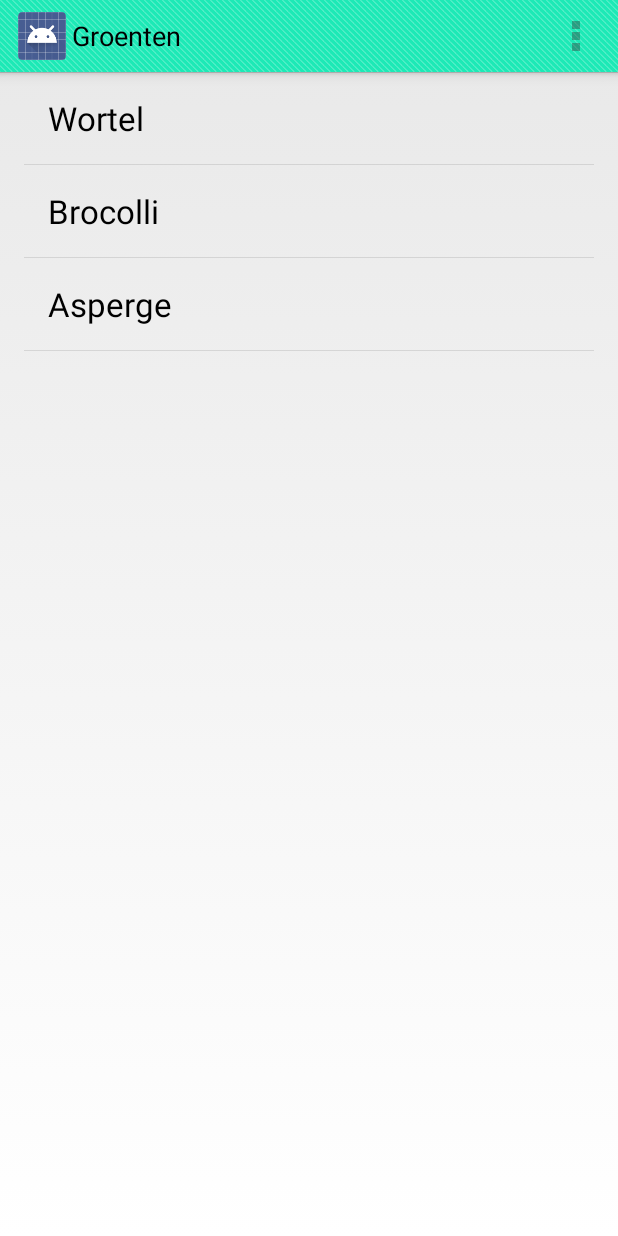
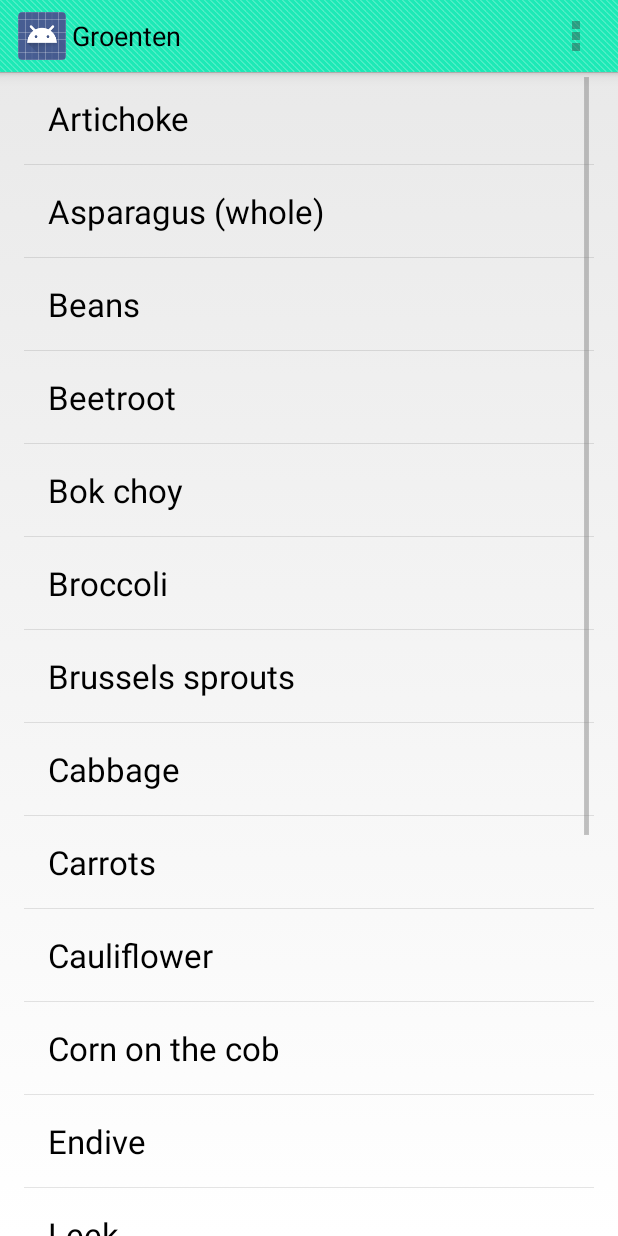
Before and after one commit to TomDoes/Kooktijden, an Android app: the screen it shows after launch (VegetableActivity), in the options menu, after a tap on "Instellingen", on a phone screen of 412 x 824 dp. Run offline under Robolectric (Android 15) with nearby library versions, the phone set to English and light mode, and no system bars.

Commit message:
Updated DB scheme to handle english and dutch + added vegetables + cooking times

```diff
--- a/app/src/main/java/com/tomdoesburg/kooktijden/MainActivity.java
+++ b/app/src/main/java/com/tomdoesburg/kooktijden/MainActivity.java
@@ -56,9 +56,25 @@ public class MainActivity extends FragmentActivity {
             //TODO work with db versions
 
             Log.d("database", "adding stuff to the db");
-            db.addVegetable(new Vegetable("Wortel", 600, "Een wortel is oranje en heel gezond!"));
-            db.addVegetable(new Vegetable("Brocolli", 300, "Een brocolli is groen en heel gezond!"));
-            db.addVegetable(new Vegetable("Asperge", 300, "Een asperge is wit en heel gezond!"));
+            db.addVegetable(new Vegetable("Artichoke", "Artisjok", 25, 25, "", ""));
+            db.addVegetable(new Vegetable("Asparagus (whole)", "Asperges (heel)", 15, 15, "", ""));
+            db.addVegetable(new Vegetable("Beans", "Sperziebonen", 8, 8, "", ""));
+            db.addVegetable(new Vegetable("Beetroot", "Bieten", 40, 60, "", ""));
+            db.addVegetable(new Vegetable("Bok choy", "Paksoi / Chinese kool", 10, 10, "", ""));
+            db.addVegetable(new Vegetable("Broccoli", "Broccoli", 8, 8, "", ""));
+            db.addVegetable(new Vegetable("Brussels sprouts", "Spruitjes", 10, 10, "", ""));
+            db.addVegetable(new Vegetable("Cabbage", "Witte kool", 10, 15, "", ""));
+            db.addVegetable(new Vegetable("Carrots", "Wortels", 10, 10, "", ""));
+            db.addVegetable(new Vegetable("Cauliflower", "Bloemkool", 12, 12, "", ""));
+            db.addVegetable(new Vegetable("Corn on the cob", "Maiskolf", 20, 20, "", ""));
+            db.addVegetable(new Vegetable("Endive", "Witlof", 12, 15, "", ""));
+            db.addVegetable(new Vegetable("Leek", "Prei", 15, 15, "", ""));
+            db.addVegetable(new Vegetable("Peas", "Erwten", 5, 5, "", ""));
+            db.addVegetable(new Vegetable("Potatoes (halves)", "Aardappelen (halven)", 10, 15, "", ""));
+            db.addVegetable(new Vegetable("Potatoes (whole)", "Aardappelen (heel)", 15, 20, "", ""));
+            db.addVegetable(new Vegetable("Red cabbage (shredded)", "Rodekool (gesneden)", 15, 20, "", ""));
+            db.addVegetable(new Vegetable("Spinach", "Spinazie", 4, 5, "", ""));
+            db.addVegetable(new Vegetable("Sweet potatoes (whole)", "Zoete aardappelen (heel)", 20, 20, "", ""));
 
             SharedPreferences.Editor editor = sharedPrefs.edit();
             editor.putBoolean("databaseLoaded", true);
--- a/app/src/main/java/com/tomdoesburg/kooktijden/vegetables/VegetableDetailFragment.java
+++ b/app/src/main/java/com/tomdoesburg/kooktijden/vegetables/VegetableDetailFragment.java
@@ -52,7 +52,11 @@ public class VegetableDetailFragment extends Fragment {
         View rootView = inflater.inflate(R.layout.fragment_vegetable_detail, container, false);
 
         if (vegetable != null) {
-            ((TextView) rootView.findViewById(R.id.vegetable_detail)).setText(vegetable.getDescription());
+            if(vegetable.getCookingTimeMin() == vegetable.getCookingTimeMax()) {
+                ((TextView) rootView.findViewById(R.id.vegetable_detail)).setText("Cooking time: " + vegetable.getCookingTimeMin() + " min.");
+            } else {
+                ((TextView) rootView.findViewById(R.id.vegetable_detail)).setText("Cooking time: " + vegetable.getCookingTimeMin() + "-" + vegetable.getCookingTimeMax() + " min.");
+            }
         }
 
         return rootView;
--- a/app/src/main/java/com/tomdoesburg/kooktijden/vegetables/VegetableListFragment.java
+++ b/app/src/main/java/com/tomdoesburg/kooktijden/vegetables/VegetableListFragment.java
@@ -82,7 +82,7 @@ public class VegetableListFragment extends ListFragment {
         List<Vegetable> vegetables = db.getAllVegetables();
 
         for (Vegetable v : vegetables) {
-            vegetableListItemList.add(new VegetableListItem(v.getName(), v.getId()));
+            vegetableListItemList.add(new VegetableListItem(v.getNameEN(), v.getId()));
         }
 
         setListAdapter(new VegetableListAdapter(getActivity(), vegetableListItemList));
--- a/app/src/main/java/com/tomdoesburg/model/Vegetable.java
+++ b/app/src/main/java/com/tomdoesburg/model/Vegetable.java
@@ -5,16 +5,24 @@ package com.tomdoesburg.model;
  */
 public class Vegetable {
     private int id;
-    private String name;
-    private int cookingTime; //cooking time in seconds
-    private String description;
+    private String nameEN;
+    private String nameNL;
+    private int cookingTimeMin;
+    private int cookingTimeMax;
+    private String descriptionEN;
+    private String descriptionNL;
 
-    public Vegetable(){}
+    public Vegetable() {
 
-    public Vegetable(String name, int cookingTime, String description) {
-        this.name = name;
-        this.cookingTime = cookingTime;
-        this.description = description;
+    }
+
+    public Vegetable(String nameEN, String nameNL, int cookingTimeMin, int cookingTimeMax, String descriptionEN, String descriptionNL) {
+        this.nameEN = nameEN;
+        this.nameNL = nameNL;
+        this.cookingTimeMin = cookingTimeMin;
+        this.cookingTimeMax = cookingTimeMax;
+        this.descriptionEN = descriptionEN;
+        this.descriptionNL = descriptionNL;
     }
 
     public int getId() {
@@ -25,35 +33,64 @@ public class Vegetable {
         this.id = id;
     }
 
-    public String getName() {
-        return name;
+    public String getNameEN() {
+        return nameEN;
     }
 
-    public void setName(String name) {
-        this.name = name;
+    public void setNameEN(String nameEN) {
+        this.nameEN = nameEN;
     }
 
-    public int getCookingTime() {
-        return cookingTime;
+    public String getNameNL() {
+        return nameNL;
     }
 
-    public void setCookingTime(int cookingTime) {
-        this.cookingTime = cookingTime;
+    public void setNameNL(String nameNL) {
+        this.nameNL = nameNL;
     }
 
-    public String getDescription() {
-        return description;
+    public int getCookingTimeMin() {
+        return cookingTimeMin;
     }
 
-    public void setDescription(String description) {
-        this.description = description;
+    public void setCookingTimeMin(int cookingTimeMin) {
+        this.cookingTimeMin = cookingTimeMin;
+    }
+
+    public int getCookingTimeMax() {
+        return cookingTimeMax;
+    }
+
+    public void setCookingTimeMax(int cookingTimeMax) {
+        this.cookingTimeMax = cookingTimeMax;
+    }
+
+    public String getDescriptionEN() {
+        return descriptionEN;
+    }
+
+    public void setDescriptionEN(String descriptionEN) {
+        this.descriptionEN = descriptionEN;
+    }
+
+    public String getDescriptionNL() {
+        return descriptionNL;
+    }
+
+    public void setDescriptionNL(String descriptionNL) {
+        this.descriptionNL = descriptionNL;
     }
 
     @Override
     public String toString() {
         return "Vegetable{" +
-                "name='" + name + '\'' +
-                ", cookingTime=" + cookingTime +
+                "id=" + id +
+                ", nameEN='" + nameEN + '\'' +
+                ", nameNL='" + nameNL + '\'' +
+                ", cookingTimeMin=" + cookingTimeMin +
+                ", cookingTimeMax=" + cookingTimeMax +
+                ", descriptionEN='" + descriptionEN + '\'' +
+                ", descriptionNL='" + descriptionNL + '\'' +
                 '}';
     }
 }
--- a/app/src/main/java/com/tomdoesburg/sqlite/MySQLiteHelper.java
+++ b/app/src/main/java/com/tomdoesburg/sqlite/MySQLiteHelper.java
@@ -26,11 +26,15 @@ public class MySQLiteHelper extends SQLiteOpenHelper {
     private static final String TABLE_VEGETABLES = "vegetables";
 
     private static final String KEY_ID = "id";
-    private static final String KEY_NAME = "name";
-    private static final String KEY_COOKING_TIME = "cooking_time";
-    private static final String KEY_DESCRIPTION = "description";
+    private static final String KEY_NAME_EN = "name_EN";
+    private static final String KEY_NAME_NL = "name_NL";
+    private static final String KEY_COOKING_TIME_MIN = "cooking_time_min";
+    private static final String KEY_COOKING_TIME_MAX = "cooking_time_max";
+    private static final String KEY_DESCRIPTION_EN = "description_EN";
+    private static final String KEY_DESCRIPTION_NL = "description_NL";
 
-    private static final String[] COLUMNS = {KEY_ID, KEY_NAME, KEY_COOKING_TIME, KEY_DESCRIPTION};
+
+    private static final String[] COLUMNS = {KEY_ID, KEY_NAME_EN, KEY_NAME_NL,  KEY_COOKING_TIME_MIN, KEY_COOKING_TIME_MAX, KEY_DESCRIPTION_EN, KEY_DESCRIPTION_NL};
 
     public MySQLiteHelper(Context context) {
         super(context, DATABASE_NAME, null, DATABASE_VERSION);
@@ -40,7 +44,7 @@ public class MySQLiteHelper extends SQLiteOpenHelper {
     @Override
     public void onCreate(SQLiteDatabase db) {
         String CREATE_VEGETABLE_TABLE = "CREATE TABLE vegetables (" + "id INTEGER PRIMARY KEY AUTOINCREMENT, " +
-        "name TEXT, " + "cooking_time INTEGER, " + "description TEXT)";
+        "name_EN TEXT, " + "name_NL TEXT, " + "cooking_time_min INTEGER, " + "cooking_time_max INTEGER, " +"description_EN TEXT, " +"description_NL TEXT)";
 
         db.execSQL(CREATE_VEGETABLE_TABLE);
 
@@ -61,9 +65,12 @@ public class MySQLiteHelper extends SQLiteOpenHelper {
         SQLiteDatabase db = this.getWritableDatabase();
 
         ContentValues values = new ContentValues();
-        values.put(KEY_NAME, vegetable.getName());
-        values.put(KEY_COOKING_TIME, vegetable.getCookingTime());
-        values.put(KEY_DESCRIPTION, vegetable.getDescription());
+        values.put(KEY_NAME_EN, vegetable.getNameEN());
+        values.put(KEY_NAME_NL, vegetable.getNameNL());
+        values.put(KEY_COOKING_TIME_MIN, vegetable.getCookingTimeMin());
+        values.put(KEY_COOKING_TIME_MAX, vegetable.getCookingTimeMax());
+        values.put(KEY_DESCRIPTION_EN, vegetable.getDescriptionEN());
+        values.put(KEY_DESCRIPTION_NL, vegetable.getDescriptionNL());
 
         db.insert(TABLE_VEGETABLES, null, values);
 
@@ -88,9 +95,13 @@ public class MySQLiteHelper extends SQLiteOpenHelper {
 
         Vegetable vegetable = new Vegetable();
         vegetable.setId(Integer.parseInt(cursor.getString(0)));
-        vegetable.setName(cursor.getString(1));
-        vegetable.setCookingTime(Integer.parseInt(cursor.getString(2)));
-        vegetable.setDescription(cursor.getString(3));
+        vegetable.setNameEN(cursor.getString(1));
+        vegetable.setNameNL(cursor.getString(2));
+        vegetable.setCookingTimeMin(Integer.parseInt(cursor.getString(3)));
+        vegetable.setCookingTimeMax(Integer.parseInt(cursor.getString(4)));
+        vegetable.setDescriptionEN(cursor.getString(5));
+        vegetable.setDescriptionNL(cursor.getString(6));
+
 
         Log.d("getVegetable("+id+")", vegetable.toString());
         return vegetable;
@@ -111,9 +122,12 @@ public class MySQLiteHelper extends SQLiteOpenHelper {
             do {
                 vegetable = new Vegetable();
                 vegetable.setId(Integer.parseInt(cursor.getString(0)));
-                vegetable.setName(cursor.getString(1));
-                vegetable.setCookingTime(Integer.parseInt(cursor.getString(2)));
-                vegetable.setDescription(cursor.getString(3));
+                vegetable.setNameEN(cursor.getString(1));
+                vegetable.setNameNL(cursor.getString(2));
+                vegetable.setCookingTimeMin(Integer.parseInt(cursor.getString(3)));
+                vegetable.setCookingTimeMax(Integer.parseInt(cursor.getString(4)));
+                vegetable.setDescriptionEN(cursor.getString(5));
+                vegetable.setDescriptionNL(cursor.getString(6));
 
                 vegetables.add(vegetable);
             } while (cursor.moveToNext());
@@ -131,9 +145,13 @@ public class MySQLiteHelper extends SQLiteOpenHelper {
 
         // 2. create ContentValues to add key "column"/value
         ContentValues values = new ContentValues();
-        values.put("name", vegetable.getName()); // get name
-        values.put("cooking_time", Integer.toString(vegetable.getCookingTime())); // get cookingtime
-        values.put("description", vegetable.getDescription());
+        values.put("name_EN", vegetable.getNameEN()); // get name
+        values.put("name_NL", vegetable.getNameNL()); // get name
+        values.put("cooking_time_min", Integer.toString(vegetable.getCookingTimeMin())); // get cookingtime
+        values.put("cooking_time_max", Integer.toString(vegetable.getCookingTimeMax())); // get cookingtime
+        values.put("description_EN", vegetable.getDescriptionEN());
+        values.put("description_NL", vegetable.getDescriptionNL());
+
 
         // 3. updating row
         int i = db.update(TABLE_VEGETABLES, //table
```
